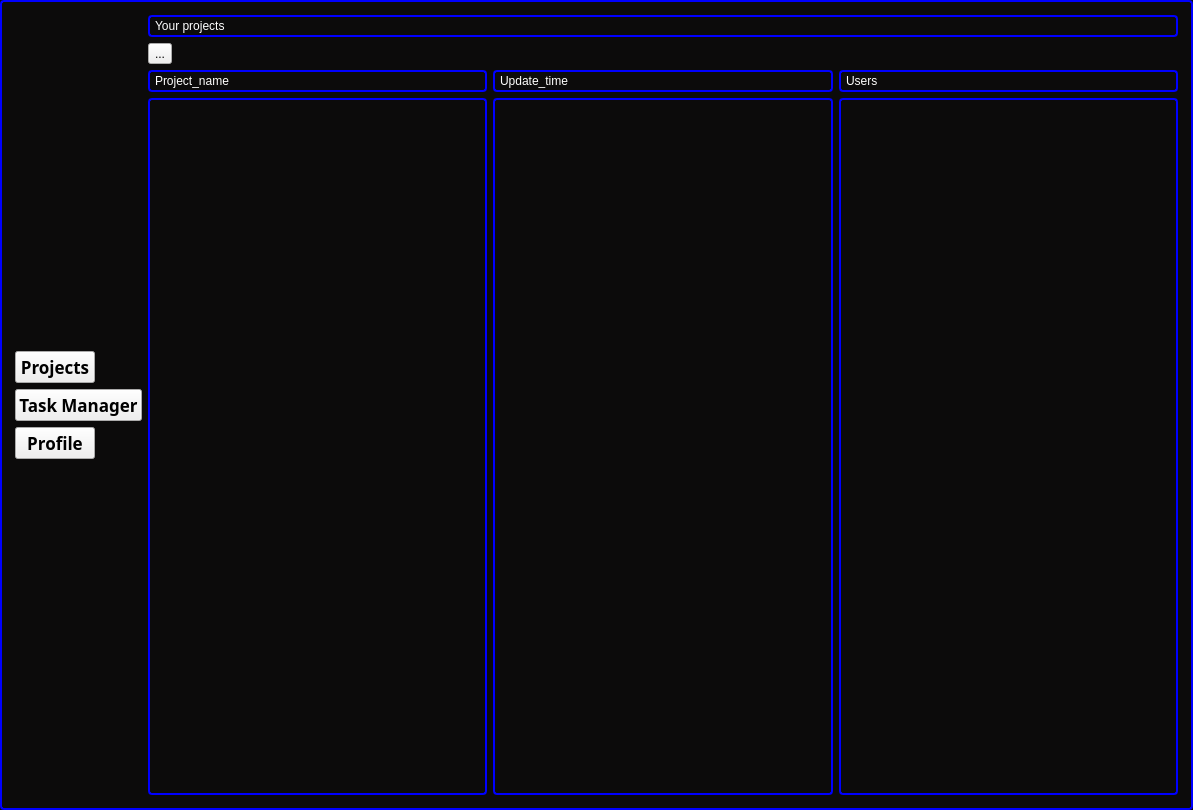
Before: the Qt Designer form ui/MainWindowProjects.ui in kiozet/TaskManagerWithAI, drawn with Qt 5.
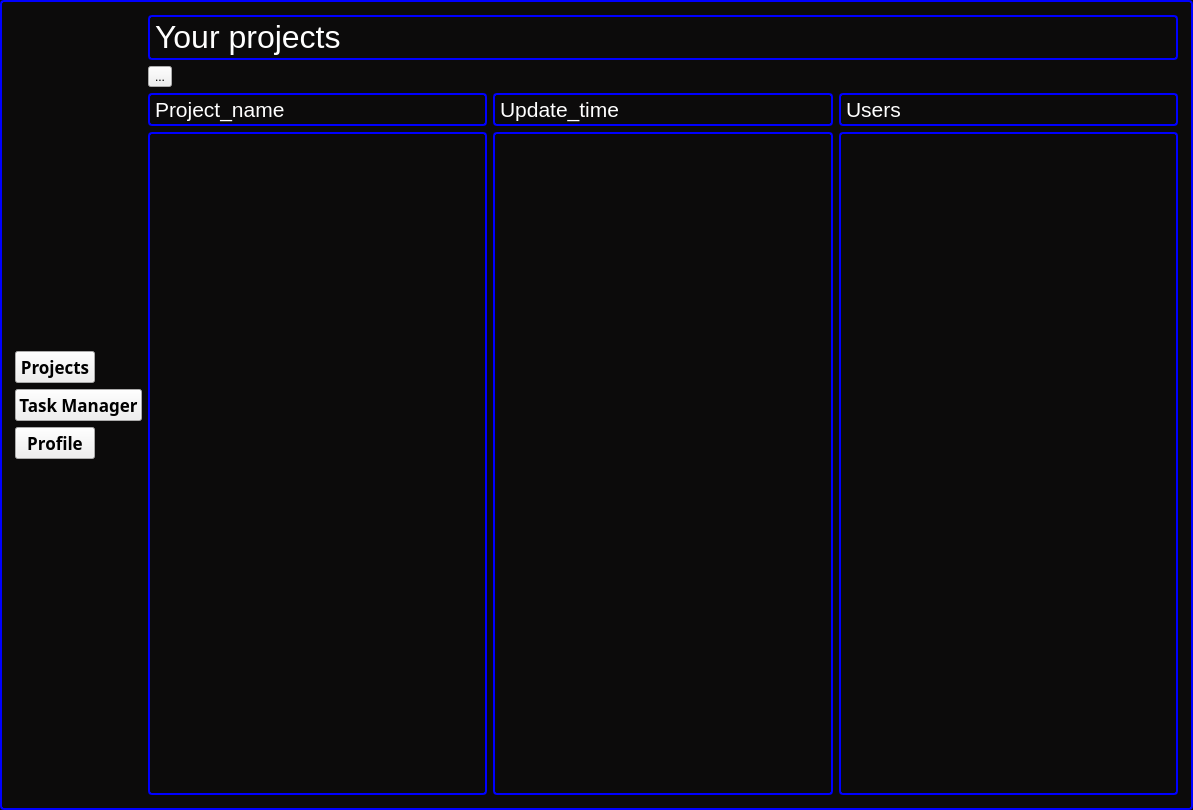
After: the same form once the commit is applied. Icons and pictures are not drawn.

Commit message: Edit ABSOLUTE text

What changed in the file:
```diff
--- a/ui/MainWindowProjects.ui
+++ b/ui/MainWindowProjects.ui
@@ -189,7 +189,7 @@
         </sizepolicy>
        </property>
        <property name="text">
-        <string>&lt;html&gt;&lt;head/&gt;&lt;body&gt;&lt;p&gt;&lt;span style=&quot; color:#ffffff;&quot;&gt;Your projects&lt;/span&gt;&lt;/p&gt;&lt;/body&gt;&lt;/html&gt;</string>
+        <string>&lt;html&gt;&lt;head/&gt;&lt;body&gt;&lt;p&gt;&lt;span style=&quot; font-size:24pt; color:#ffffff;&quot;&gt;Your projects&lt;/span&gt;&lt;/p&gt;&lt;/body&gt;&lt;/html&gt;</string>
        </property>
       </widget>
      </item>
@@ -215,7 +215,7 @@
           </sizepolicy>
          </property>
          <property name="text">
-          <string>&lt;html&gt;&lt;head/&gt;&lt;body&gt;&lt;p&gt;&lt;span style=&quot; color:#ffffff;&quot;&gt;Project_name&lt;/span&gt;&lt;/p&gt;&lt;/body&gt;&lt;/html&gt;</string>
+          <string>&lt;html&gt;&lt;head/&gt;&lt;body&gt;&lt;p&gt;&lt;span style=&quot; font-size:16pt; color:#ffffff;&quot;&gt;Project_name&lt;/span&gt;&lt;/p&gt;&lt;/body&gt;&lt;/html&gt;</string>
          </property>
         </widget>
        </item>
@@ -228,7 +228,7 @@
           </sizepolicy>
          </property>
          <property name="text">
-          <string>&lt;html&gt;&lt;head/&gt;&lt;body&gt;&lt;p&gt;&lt;span style=&quot; color:#ffffff;&quot;&gt;Update_time&lt;/span&gt;&lt;/p&gt;&lt;/body&gt;&lt;/html&gt;</string>
+          <string>&lt;html&gt;&lt;head/&gt;&lt;body&gt;&lt;p&gt;&lt;span style=&quot; font-size:16pt; color:#ffffff;&quot;&gt;Update_time&lt;/span&gt;&lt;/p&gt;&lt;/body&gt;&lt;/html&gt;</string>
          </property>
         </widget>
        </item>
@@ -241,7 +241,7 @@
           </sizepolicy>
          </property>
          <property name="text">
-          <string>&lt;html&gt;&lt;head/&gt;&lt;body&gt;&lt;p&gt;&lt;span style=&quot; color:#ffffff;&quot;&gt;Users&lt;/span&gt;&lt;/p&gt;&lt;/body&gt;&lt;/html&gt;</string>
+          <string>&lt;html&gt;&lt;head/&gt;&lt;body&gt;&lt;p&gt;&lt;span style=&quot; font-size:16pt; color:#ffffff;&quot;&gt;Users&lt;/span&gt;&lt;/p&gt;&lt;/body&gt;&lt;/html&gt;</string>
          </property>
         </widget>
        </item>
```
